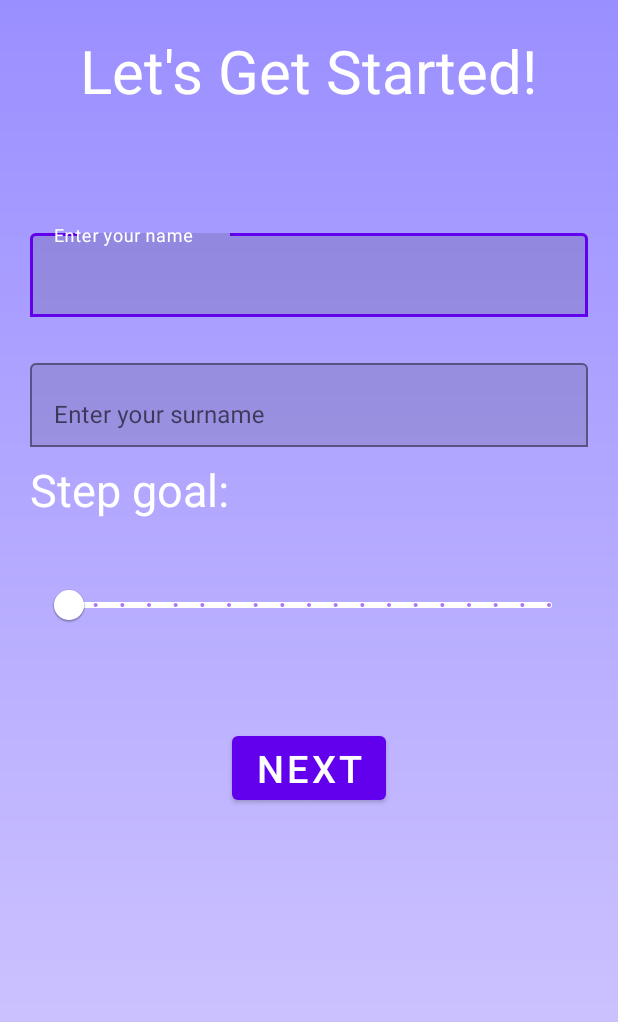
After one commit to PeterSzep/CoreTrack, an Android app: the QuestionnaireActivity screen opened directly, with no data from a screen before it, on a phone screen of 412 x 824 dp. The commit adds this screen. Shown: the top 1022 px of the screen. Run offline under Robolectric (Android 15) with nearby library versions, the phone set to English and light mode, and no system bars; our stand-ins replace Firebase (no records; nobody signed in at launch, a user with empty details on screens opened directly).

Commit message:
added questionnaire activity

```diff
--- a/app/src/main/AndroidManifest.xml
+++ b/app/src/main/AndroidManifest.xml
@@ -12,11 +12,14 @@
         android:supportsRtl="true"
         android:theme="@style/Theme.CoreTrack">
         <activity
+            android:name=".QuestionnaireActivity"
+            android:exported="false" />
+        <activity
             android:name=".RegisterActivity"
             android:exported="false" />
         <activity
             android:name=".MainActivity"
-            android:exported="false" /> <!-- Main launcher activity -->
+            android:exported="false" />
         <activity
             android:name=".LoginActivity"
             android:exported="true">
--- /dev/null
+++ b/app/src/main/java/com/example/coretrack/QuestionnaireActivity.java
@@ -0,0 +1,100 @@
+package com.example.coretrack;
+
+import android.content.Intent;
+import android.os.Bundle;
+import android.view.View;
+import android.widget.Button;
+import android.widget.EditText;
+import androidx.activity.EdgeToEdge;
+import androidx.appcompat.app.AppCompatActivity;
+import androidx.core.graphics.Insets;
+import androidx.core.view.ViewCompat;
+import androidx.core.view.WindowInsetsCompat;
+import com.google.android.material.slider.Slider;
+import com.google.android.material.textfield.TextInputLayout;
+import com.google.firebase.firestore.FirebaseFirestore;
+import java.util.HashMap;
+import java.util.Map;
+
+public class QuestionnaireActivity extends AppCompatActivity {
+    private EditText nameEditText, surnameEditText;
+    private TextInputLayout nameInputLayout, surnameInputLayout;
+    private Slider goalSlider;
+    private Button nextButton;
+
+    @Override
+    protected void onCreate(Bundle savedInstanceState) {
+        super.onCreate(savedInstanceState);
+        EdgeToEdge.enable(this);
+        setContentView(R.layout.activity_questionnaire);
+        ViewCompat.setOnApplyWindowInsetsListener(findViewById(R.id.main), (v, insets) -> {
+            Insets systemBars = insets.getInsets(WindowInsetsCompat.Type.systemBars());
+            v.setPadding(systemBars.left, systemBars.top, systemBars.right, systemBars.bottom);
+            return insets;
+        });
+
+        nameInputLayout = findViewById(R.id.nameInputLayout);
+        surnameInputLayout = findViewById(R.id.surnameInputLayout);
+        nameEditText = findViewById(R.id.nameEditText);
+        surnameEditText = findViewById(R.id.surnameEditText);
+        goalSlider = findViewById(R.id.goalSlider);
+        nextButton = findViewById(R.id.nextButton);
+
+        handleClick();
+
+    }
+    public void handleClick(){
+        nextButton.setOnClickListener(new View.OnClickListener() {
+            @Override
+            public void onClick(View view) {
+                processData();
+            }
+        });
+    }
+
+    public void processData(){
+        nameInputLayout.setError(null);
+        surnameInputLayout.setError(null);
+
+        String name = nameEditText.getText().toString();
+        String surname = surnameEditText.getText().toString();
+        int stepGoal = (int) goalSlider.getValue();
+
+
+        if(isValid(name) && isValid(surname)){
+            addData(name, surname, stepGoal);
+
+            Intent intent = new Intent(this, MainActivity.class);
+            startActivity(intent);
+            finish();
+
+        }else{
+            if(!isValid(name)){
+                nameInputLayout.setError(getString(R.string.invalidName));
+            }
+            if(!isValid(surname)){
+                surnameInputLayout.setError(getString(R.string.invalidSurname));
+            }
+        }
+    }
+
+    public boolean isValid(String input) {
+        if(input.isEmpty() || input.length() <= 3){
+            return false;
+        }
+        return input.matches("^[A-Za-zÀ-ž\\s'-]+$");
+    }
+
+    public void addData(String name, String surname, int stepGoal){
+        FirebaseFirestore db = FirebaseFirestore.getInstance();
+
+        Map<String, Object> user = new HashMap<>();
+        user.put("name", name);
+        user.put("surname", surname);
+        user.put("stepGoal", stepGoal);
+        user.put("steps", 0);
+
+        db.collection("users")
+                .add(user);
+    }
+}
--- /dev/null
+++ b/app/src/main/res/layout/activity_questionnaire.xml
@@ -0,0 +1,116 @@
+<?xml version="1.0" encoding="utf-8"?>
+<androidx.constraintlayout.widget.ConstraintLayout xmlns:android="http://schemas.android.com/apk/res/android"
+    xmlns:app="http://schemas.android.com/apk/res-auto"
+    xmlns:tools="http://schemas.android.com/tools"
+    android:id="@+id/main"
+    android:background="@drawable/big_gradient"
+    android:layout_width="match_parent"
+    android:layout_height="match_parent"
+    tools:context=".QuestionnaireActivity">
+
+    <TextView
+        android:id="@+id/title"
+        android:layout_width="wrap_content"
+        android:layout_height="wrap_content"
+        android:text="@string/getStarted"
+        app:layout_constraintStart_toStartOf="parent"
+        app:layout_constraintEnd_toEndOf="parent"
+        app:layout_constraintTop_toTopOf="parent"
+        android:layout_marginTop="20dp"
+        android:textSize="40sp"
+        android:textColor="@color/white"
+        />
+
+    <com.google.android.material.textfield.TextInputLayout
+        android:id="@+id/nameInputLayout"
+        android:layout_width="match_parent"
+        android:layout_height="wrap_content"
+        app:layout_constraintTop_toTopOf = "parent"
+        app:layout_constraintStart_toStartOf="parent"
+        android:hint="@string/EnterYourName"
+        app:boxBackgroundMode="outline"
+        android:layout_marginTop="150dp"
+        app:boxStrokeColor="@color/purple_500"
+        app:errorTextColor="@color/red"
+        app:hintTextColor="@color/white"
+        >
+
+        <com.google.android.material.textfield.TextInputEditText
+            android:id="@+id/nameEditText"
+            android:layout_width="match_parent"
+            android:layout_height="wrap_content"
+            android:layout_marginStart="20dp"
+            android:layout_marginEnd="20dp"
+            android:textColor="@color/white"
+            android:textColorHint="@color/white"/>
+    </com.google.android.material.textfield.TextInputLayout>
+
+    <com.google.android.material.textfield.TextInputLayout
+        android:id="@+id/surnameInputLayout"
+        android:layout_width="match_parent"
+        android:layout_height="wrap_content"
+        app:layout_constraintTop_toBottomOf = "@id/nameInputLayout"
+        android:hint="@string/EnterYourSurname"
+        android:layout_marginTop="25dp"
+        app:boxBackgroundMode="outline"
+        app:boxStrokeColor="@color/purple_500"
+        app:errorTextColor="@color/red"
+        app:hintTextColor="@color/white"
+        >
+
+        <com.google.android.material.textfield.TextInputEditText
+            android:id="@+id/surnameEditText"
+            android:layout_width="match_parent"
+            android:layout_height="wrap_content"
+            android:layout_marginStart="20dp"
+            android:layout_marginEnd="20dp"
+            android:textColor="@color/white"
+            android:textColorHint="@color/white"/>
+    </com.google.android.material.textfield.TextInputLayout>
+
+    <TextView
+        android:id="@+id/slidebarValue"
+        android:layout_width="wrap_content"
+        android:layout_height="wrap_content"
+        app:layout_constraintTop_toBottomOf="@id/surnameInputLayout"
+        app:layout_constraintBottom_toTopOf="@id/nextButton"
+        app:layout_constraintStart_toStartOf="parent"
+        android:layout_marginStart="20dp"
+        android:textSize="30sp"
+        android:text="@string/stepGoal"
+        android:layout_marginTop="-130dp"
+        android:textColor="@color/white"
+        />
+
+    <com.google.android.material.slider.Slider
+        android:id="@+id/goalSlider"
+        android:layout_width="match_parent"
+        android:layout_height="wrap_content"
+        app:layout_constraintTop_toTopOf="@id/surnameInputLayout"
+        app:layout_constraintBottom_toBottomOf="@id/nextButton"
+        android:layout_marginStart="30dp"
+        android:layout_marginTop="30dp"
+        android:layout_marginEnd="30dp"
+        android:valueFrom="1000"
+        android:valueTo="10000"
+        android:value="1000"
+        android:stepSize="500"
+        app:trackColorActive="@color/white"
+        app:trackColorInactive="@color/white"
+        app:thumbColor="@color/white"
+    />
+
+    <Button
+        android:id="@+id/nextButton"
+        android:layout_width="wrap_content"
+        android:layout_height="wrap_content"
+        app:layout_constraintTop_toTopOf = "parent"
+        app:layout_constraintBottom_toBottomOf="parent"
+        app:layout_constraintStart_toStartOf="parent"
+        app:layout_constraintEnd_toEndOf="parent"
+        android:text="@string/next"
+        android:textSize="25sp"
+        android:layout_marginTop="200dp"
+        />
+
+</androidx.constraintlayout.widget.ConstraintLayout>
--- a/app/src/main/res/values/strings.xml
+++ b/app/src/main/res/values/strings.xml
@@ -13,6 +13,15 @@
     <string name="invalidPasswordLength">Password must be at least 8 characters long!</string>
     <string name="passwordsDoNotMatch">Passwords do not match!</string>
     <string name="loginFailed">Login failed. Please check your email and password.</string>
-
+    <string name="EnterYourName">Enter your name</string>
+    <string name="EnterYourSurname">Enter your surname</string>
+    <string name="selectAge">Please select your age</string>
+    <string name="DailyGoal">Please select your daily goal</string>
+    <string name="getStarted">Let\'s Get Started!</string>
+    <string name="next">Next</string>
+    <string name="stepGoal">Step goal:</string>
+    <string name="invalidName">Invalid name!</string>
+    <string name="invalidSurname">Invalid surname!</string>
+    <string name="hello">Hello %1$s %2$s</string>
 
 </resources>
```
Also changed, not shown: app/src/main/java/com/example/coretrack/LoginActivity.java (+4 -6 lines), app/src/main/java/com/example/coretrack/MainActivity.java (+24 -1 lines), app/src/main/java/com/example/coretrack/RegisterActivity.java (+7 -3 lines), app/src/main/res/layout/activity_main.xml (+12 -0 lines).
